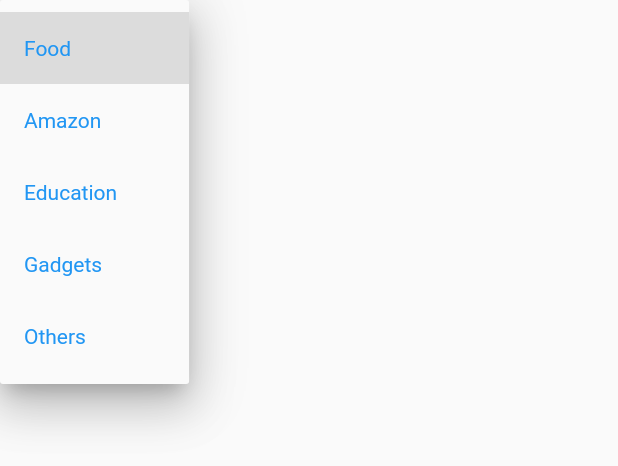
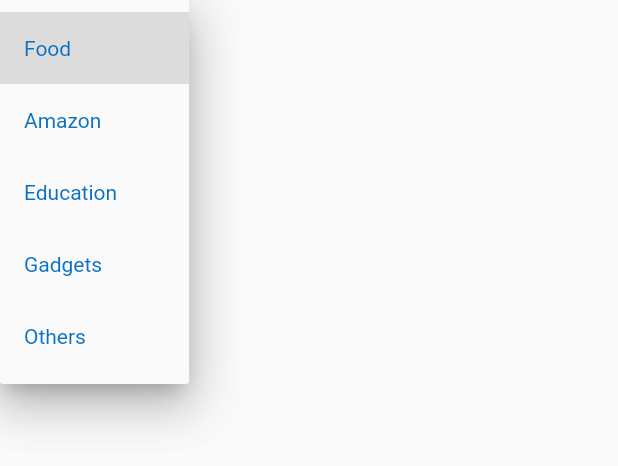
Before and after one commit to HombreOso/Expenses-App-Flutter, a Flutter app: the DropdownButtonExample widget shown alone on an empty page, opened directly, after a tap on "Food", on a phone screen of 412 x 824 dp. Shown: the top 466 px of the screen. Run offline on Flutter 3.47's test engine with Material 2 defaults, Android fonts, the phone set to English and light mode, and no system bars.

Commit message:
changed app color again

```diff
--- a/expenses_app/lib/dropdownExpenseCategories.dart
+++ b/expenses_app/lib/dropdownExpenseCategories.dart
@@ -30,7 +30,7 @@ class _DropdownButtonExampleState extends State<DropdownButtonExample> {
       value: dropdownValue,
       icon: const Icon(Icons.arrow_downward),
       elevation: 16,
-      style: const TextStyle(color: Colors.blue),
+      style: const TextStyle(color: Color.fromARGB(255, 12, 113, 195)),
       onChanged: (String? value) {
         // This is called when the user selects an item.
         setState(() {
--- a/expenses_app/lib/main.dart
+++ b/expenses_app/lib/main.dart
@@ -24,7 +24,7 @@ class _ExpenseListState extends State<ExpenseList> {
   // of the TextField.
   final myControllerName = TextEditingController();
   final myControllerCost = TextEditingController();
-  String _selectedCategory = "";
+  String _selectedCategory = "Food";
 
   @override
   Widget build(BuildContext context) {
```
